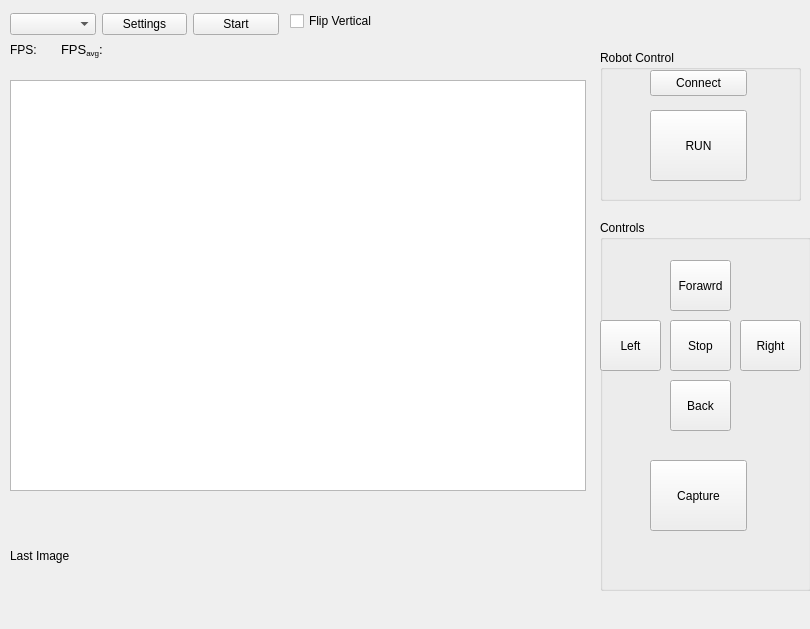
rajithavk/frontend, file imagecapture.ui: the form before one commit.
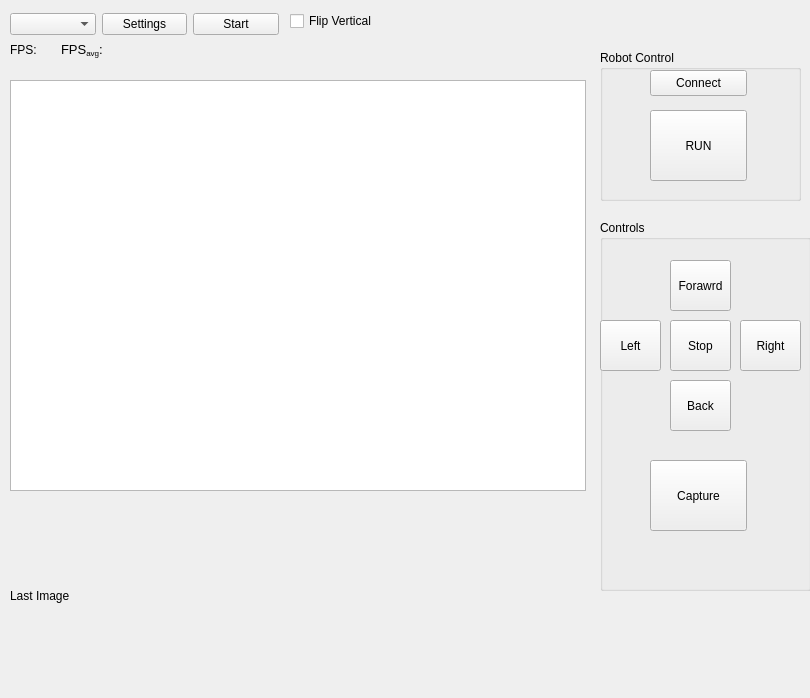
The form after the commit. Custom widgets are drawn as their Qt base class.

```diff
--- a/imagecapture.ui
+++ b/imagecapture.ui
@@ -7,7 +7,7 @@
     <x>0</x>
     <y>0</y>
     <width>810</width>
-    <height>629</height>
+    <height>698</height>
    </rect>
   </property>
   <property name="windowTitle">
@@ -101,8 +101,8 @@
     <rect>
      <x>10</x>
      <y>500</y>
-     <width>131</width>
-     <height>111</height>
+     <width>211</width>
+     <height>191</height>
     </rect>
    </property>
    <property name="text">
```
